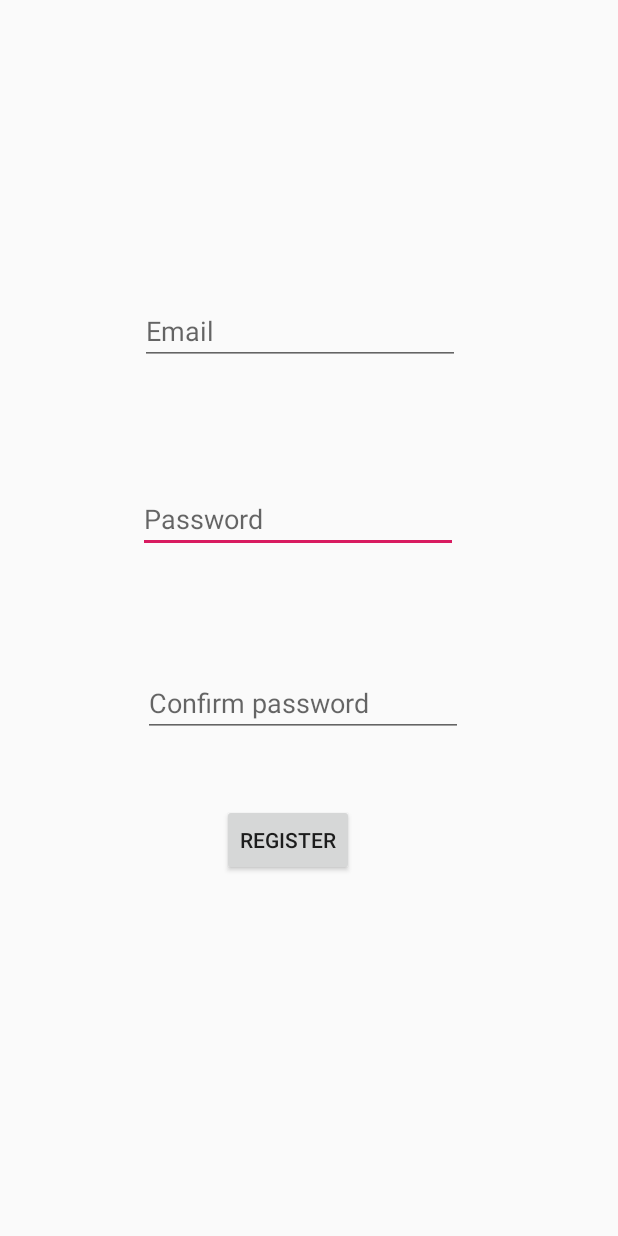
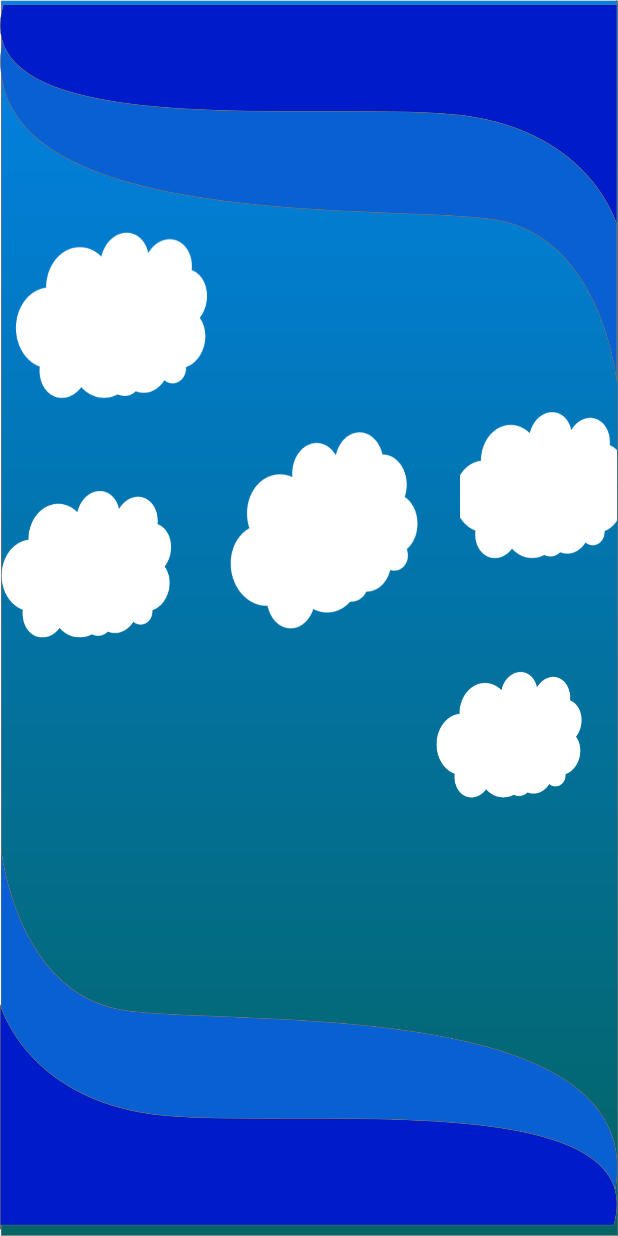
Before and after one commit to IordachescuAnca/Air-Guardians, an Android app: the layout activity_main.xml on its own in the app's theme, with its tools: preview values and no code run, on a phone screen of 412 x 824 dp. Run offline under Robolectric (Android 15) with nearby library versions, the light colour scheme and no system bars.

Commit message:
begin design - register activity

```diff
--- a/app/build.gradle
+++ b/app/build.gradle
@@ -10,6 +10,7 @@ android {
         versionCode 1
         versionName "1.0"
         testInstrumentationRunner "androidx.test.runner.AndroidJUnitRunner"
+        vectorDrawables.useSupportLibrary = true
     }
     buildTypes {
         release {
@@ -26,4 +27,6 @@ dependencies {
     testImplementation 'junit:junit:4.12'
     androidTestImplementation 'androidx.test:runner:1.1.1'
     androidTestImplementation 'androidx.test.espresso:espresso-core:3.1.1'
+    //noinspection GradleCompatible
+    implementation 'com.android.support:cardview-v7:28.0.0'
 }
--- a/app/src/main/AndroidManifest.xml
+++ b/app/src/main/AndroidManifest.xml
@@ -11,7 +11,9 @@
             android:theme="@style/AppTheme">
         <activity android:name=".LogInActivity">
         </activity>
-        <activity android:name=".MainActivity">
+        <activity
+                android:name=".MainActivity"
+                android:theme = "@style/AppTheme.FullScreen">
             <intent-filter>
                 <action android:name="android.intent.action.MAIN"/>
 
--- a/app/src/main/res/layout/activity_main.xml
+++ b/app/src/main/res/layout/activity_main.xml
@@ -5,36 +5,9 @@
         xmlns:app="http://schemas.android.com/apk/res-auto"
         android:layout_width="match_parent"
         android:layout_height="match_parent"
-        tools:context=".MainActivity" android:id="@+id/register">
-    <EditText
-            android:layout_width="wrap_content"
-            android:layout_height="wrap_content"
-            android:inputType="textPassword"
-            android:ems="10"
-            android:id="@+id/password" android:layout_marginTop="323dp" android:layout_alignParentTop="true"
-            android:layout_alignParentStart="true" android:layout_marginLeft="92dp" android:layout_marginStart="92dp"
-            android:layout_alignParentLeft="true" android:hint="Password"/>
-    <EditText
-            android:layout_width="wrap_content"
-            android:layout_height="wrap_content"
-            android:inputType="textPassword"
-            android:ems="10"
-            android:id="@+id/cpassword" android:layout_marginTop="446dp" android:layout_alignParentTop="true"
-            android:hint="Confirm password" android:layout_alignParentStart="true" android:layout_marginLeft="95dp"
-            android:layout_marginStart="95dp" android:layout_alignParentLeft="true"/>
-    <EditText
-            android:layout_width="wrap_content"
-            android:layout_height="wrap_content"
-            android:inputType="textEmailAddress"
-            android:ems="10"
-            android:id="@+id/email" android:layout_marginTop="198dp" android:layout_alignParentTop="true"
-            android:layout_alignParentStart="true" android:layout_marginLeft="93dp" android:layout_marginStart="93dp"
-            android:layout_alignParentLeft="true" android:hint="Email"/>
-    <Button
-            android:text="Register"
-            android:layout_width="wrap_content"
-            android:layout_height="wrap_content" android:id="@+id/button" android:layout_marginTop="536dp"
-            android:layout_alignParentTop="true" android:layout_alignParentStart="true"
-            android:layout_marginLeft="148dp"
-            android:layout_marginStart="148dp" android:layout_alignParentLeft="true"/>
+        tools:context=".MainActivity" android:id="@+id/register"
+        android:background="@drawable/background">
+
+
+
 </RelativeLayout>
--- a/app/src/main/res/values/styles.xml
+++ b/app/src/main/res/values/styles.xml
@@ -1,11 +1,17 @@
 <resources>
 
     <!-- Base application theme. -->
-    <style name="AppTheme" parent="Theme.AppCompat.Light.DarkActionBar">
+    <style name="AppTheme" parent="Base.Theme.AppCompat.Light.DarkActionBar">
         <!-- Customize your theme here. -->
         <item name="colorPrimary">@color/colorPrimary</item>
         <item name="colorPrimaryDark">@color/colorPrimaryDark</item>
         <item name="colorAccent">@color/colorAccent</item>
     </style>
 
+    <style name = "AppTheme.FullScreen">
+        <item name = "windowActionBar"> false </item>
+        <item name="windowNoTitle"> true </item>
+        <item name="android:windowFullscreen"> true </item>
+        <item name="android:windowContentOverlay"> @null </item>
+    </style>>
 </resources>
```
Also changed, not shown: app/src/main/res/drawable-hdpi/background.png (added), app/src/main/res/drawable-ldpi/background.png (added), app/src/main/res/drawable-mdpi/background.png (added), app/src/main/res/drawable-xhdpi/background.png (added), app/src/main/res/drawable-xxhdpi/background.png (added), app/src/main/res/drawable-xxxhdpi/background.png (added).
